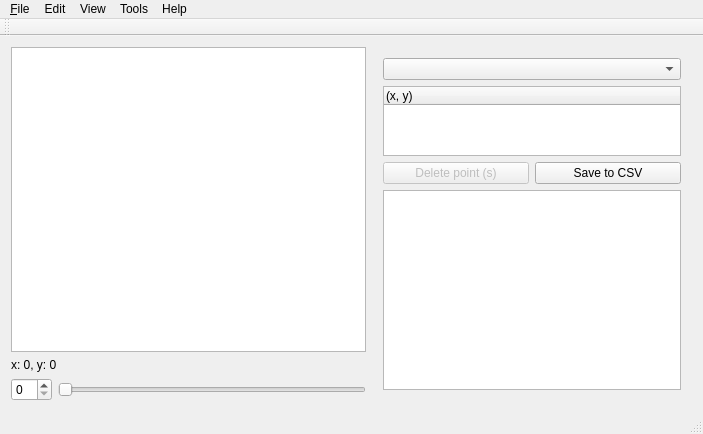
The window that mainwindow.ui (jonperdomo/polytracker) describes before a commit, drawn with Qt 5.
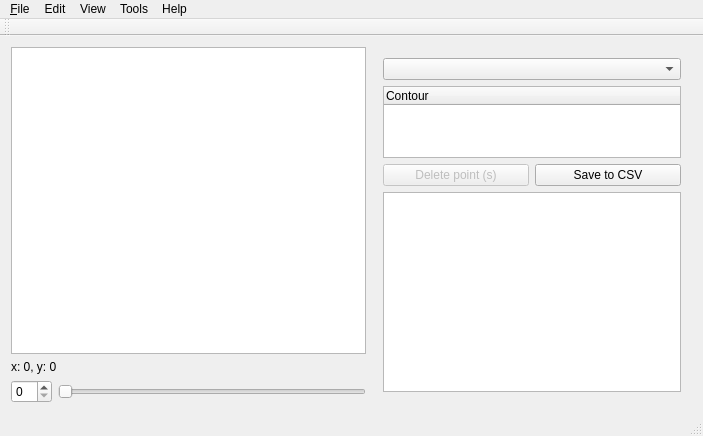
The same window after the commit. Custom widgets are drawn as their Qt base class.

Commit message: Added color representation in table cell for the first contour.

What changed in the file:
```diff
--- a/mainwindow.ui
+++ b/mainwindow.ui
@@ -10,7 +10,7 @@
     <x>0</x>
     <y>0</y>
     <width>703</width>
-    <height>428</height>
+    <height>436</height>
    </rect>
   </property>
   <property name="windowTitle">
@@ -78,7 +78,7 @@
          </attribute>
          <column>
           <property name="text">
-           <string>(x, y)</string>
+           <string>Contour</string>
           </property>
           <property name="textAlignment">
            <set>AlignLeading|AlignVCenter</set>
```
The commit also changes 3 other files.
